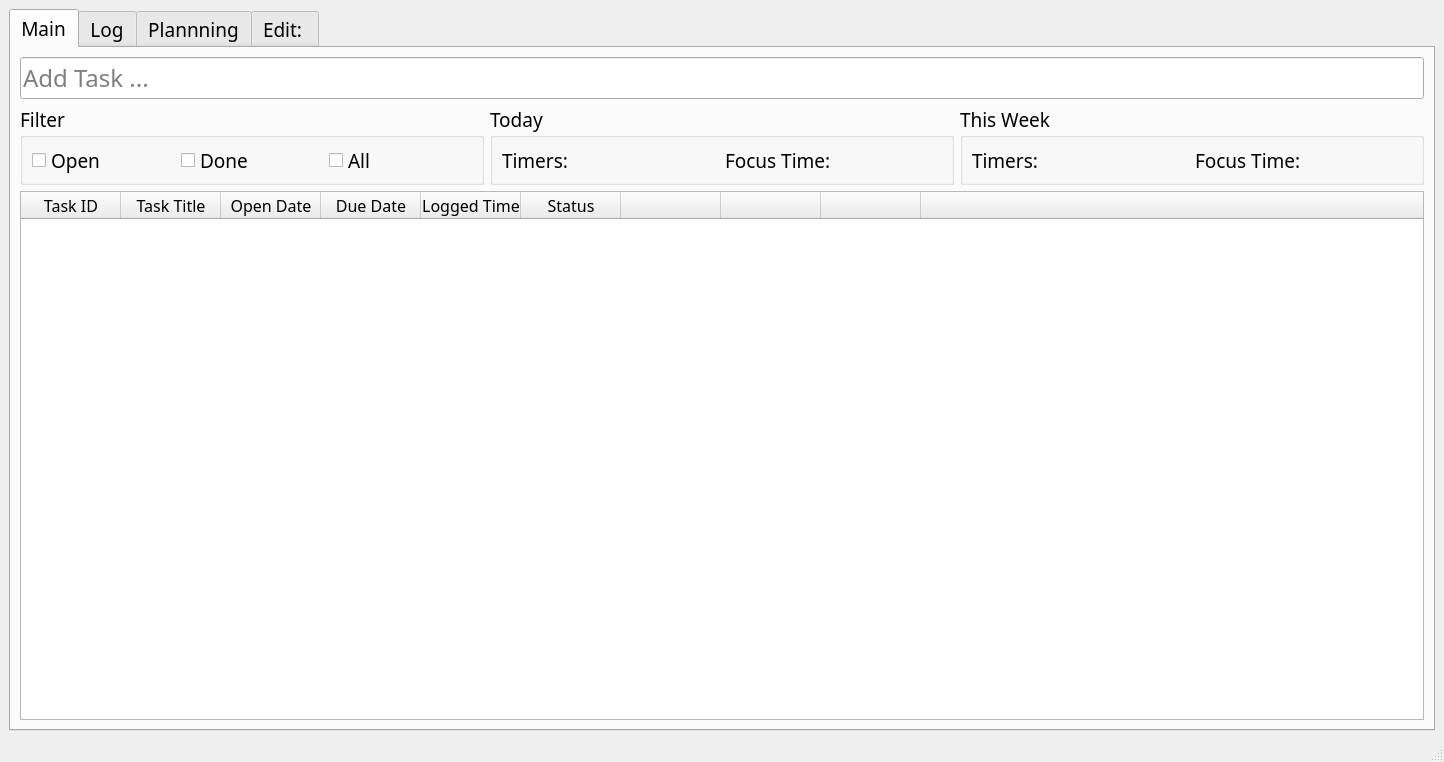
Old version of the form ui/pomoWindow.ui in the repository MathieuPlachot/Tasks.
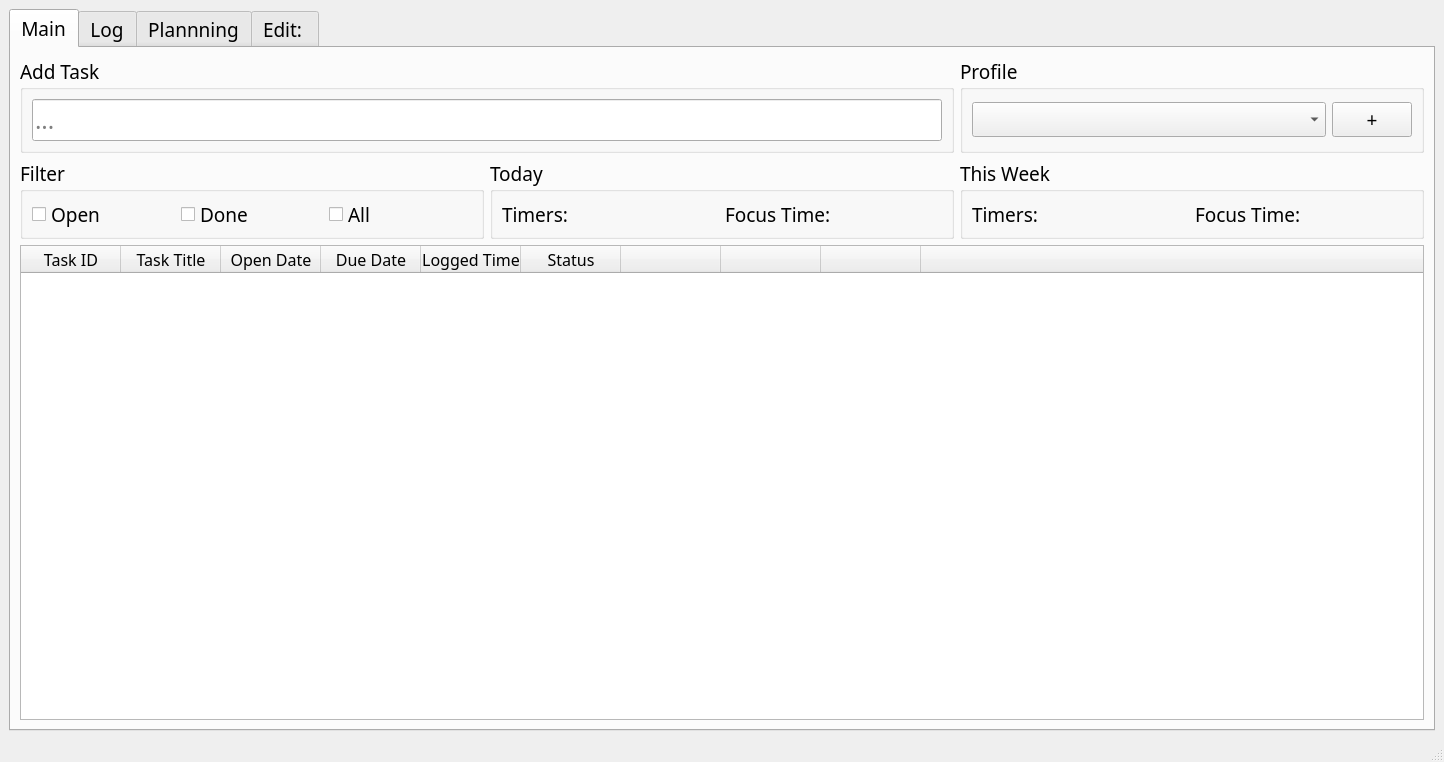
New version of the form.

Commit message: New windows executable and UI additions

What changed in the file:
```diff
--- a/ui/pomoWindow.ui
+++ b/ui/pomoWindow.ui
@@ -15,7 +15,7 @@
   </property>
   <widget class="QWidget" name="centralwidget">
    <layout class="QGridLayout" name="gridLayout">
-    <item row="0" column="0">
+    <item row="0" column="1">
      <widget class="QTabWidget" name="tabWidget">
       <property name="font">
        <font>
@@ -31,7 +31,11 @@
         <string>Main</string>
        </attribute>
        <layout class="QGridLayout" name="gridLayout_2">
-        <item row="0" column="0" colspan="3">
+        <item row="0" column="0" colspan="2">
+         <widget class="QGroupBox" name="groupBox_7">
+          <property name="title">
+           <string>Add Task</string>
+          </property>
          <layout class="QVBoxLayout" name="verticalLayout_2">
           <item>
            <widget class="QLineEdit" name="lineEdit">
@@ -45,11 +49,31 @@
              <string/>
             </property>
             <property name="placeholderText">
-             <string>Add Task ...</string>
+              <string>...</string>
             </property>
            </widget>
           </item>
          </layout>
+         </widget>
+        </item>
+        <item row="0" column="2">
+         <widget class="QGroupBox" name="groupBox_8">
+          <property name="title">
+           <string>Profile</string>
+          </property>
+          <layout class="QHBoxLayout" name="horizontalLayout_5" stretch="8,1">
+           <item>
+            <widget class="QComboBox" name="comboBox"/>
+           </item>
+           <item>
+            <widget class="QPushButton" name="pushButton">
+             <property name="text">
+              <string>+</string>
+             </property>
+            </widget>
+           </item>
+          </layout>
+         </widget>
         </item>
         <item row="1" column="0">
          <layout class="QVBoxLayout" name="verticalLayout_3">
```
Lines whose indentation alone changed are shown as unchanged. The commit also changes 3 other files.
